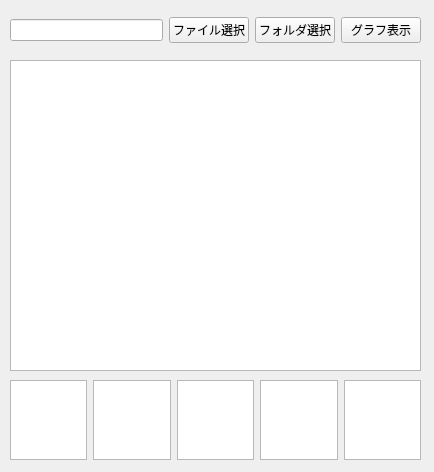
This is src/ui/TCMainView.ui in amabobo/TrendChecker as Qt 5 draws it before an edit. The edited form follows.
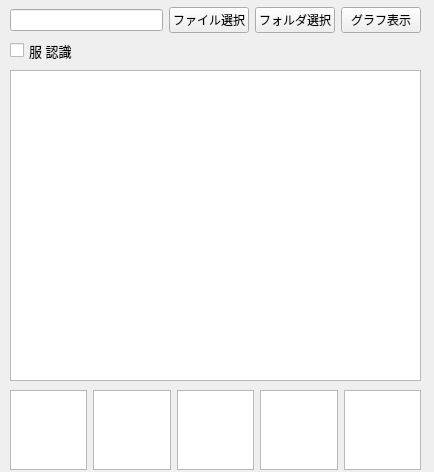
This is the edited form. Icons and pictures are not drawn.

Diff of the .ui file:
```diff
--- a/src/ui/TCMainView.ui
+++ b/src/ui/TCMainView.ui
@@ -38,7 +38,7 @@
    <property name="geometry">
     <rect>
      <x>10</x>
-     <y>10</y>
+     <y>0</y>
      <width>411</width>
      <height>41</height>
     </rect>
@@ -115,7 +115,7 @@
    <property name="geometry">
     <rect>
      <x>10</x>
-     <y>60</y>
+     <y>70</y>
      <width>411</width>
      <height>311</height>
     </rect>
@@ -141,7 +141,7 @@
    <property name="geometry">
     <rect>
      <x>10</x>
-     <y>380</y>
+     <y>390</y>
      <width>411</width>
      <height>80</height>
     </rect>
@@ -214,6 +214,28 @@
     </item>
    </layout>
   </widget>
+  <widget class="QCheckBox" name="chbMarkClothes">
+   <property name="geometry">
+    <rect>
+     <x>10</x>
+     <y>40</y>
+     <width>91</width>
+     <height>21</height>
+    </rect>
+   </property>
+   <property name="font">
+    <font>
+     <pointsize>10</pointsize>
+    </font>
+   </property>
+   <property name="text">
+    <string>服 認識</string>
+   </property>
+   <property name="icon">
+    <iconset>
+     <normaloff>C:/Users/miosi/Downloads/ベビー服のフリーアイコン.png</normaloff>C:/Users/miosi/Downloads/ベビー服のフリーアイコン.png</iconset>
+   </property>
+  </widget>
  </widget>
  <resources/>
  <connections>
```
Left out of the diff: 17 changed lines with no effect on the pictures.
